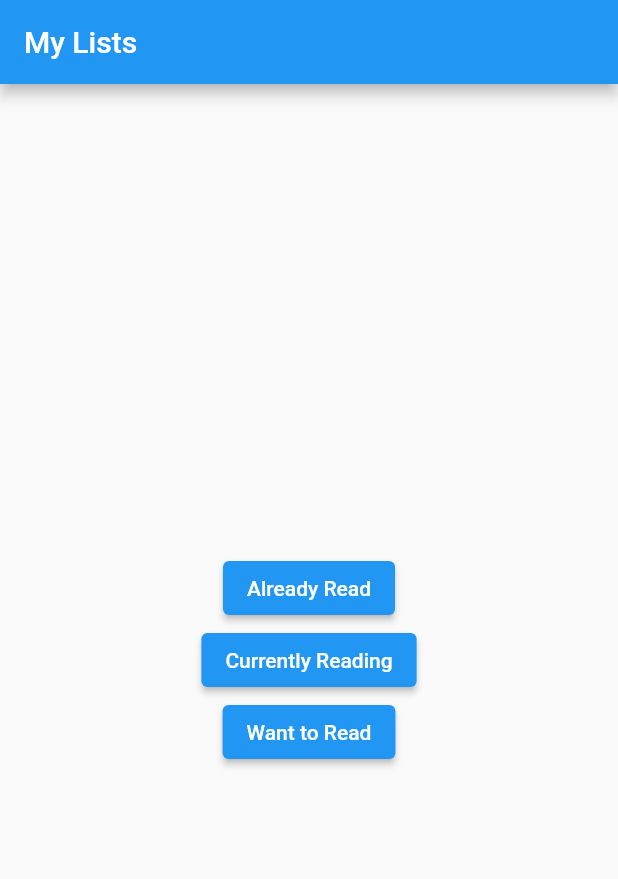
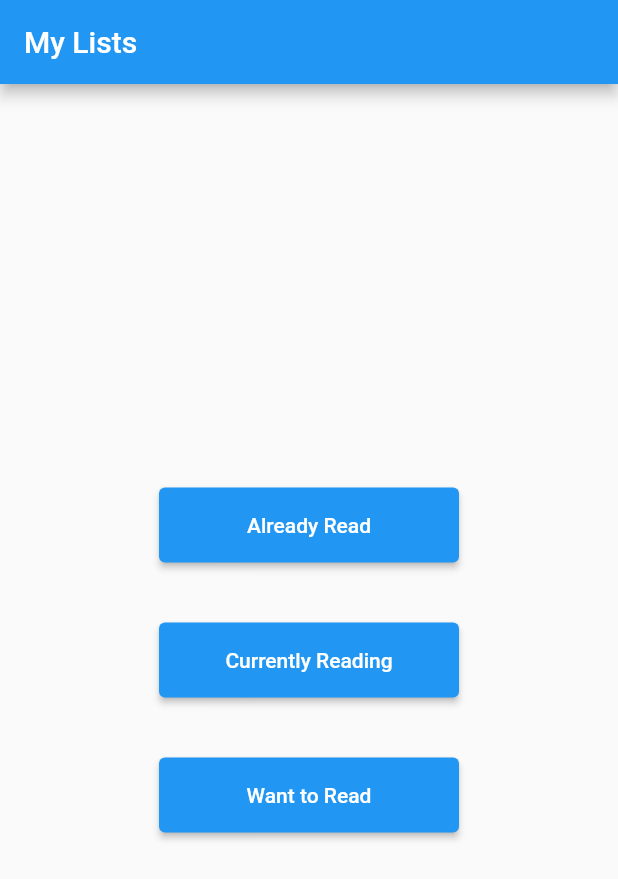
Before and after one commit to matilda-minasian/cs4750_app, a Flutter app: the ListPage screen opened directly, on a phone screen of 412 x 824 dp. Shown: the top 879 px of the screen. Run offline on Flutter 3.47's test engine with Material 2 defaults, Android fonts, the phone set to English and light mode, and no system bars; our stand-ins replace cloud_firestore, firebase_auth, firebase_core; accounts and stored records are empty; network calls fail.

Commit message:
updated layout of buttons

```diff
--- a/lib/already_read.dart
+++ b/lib/already_read.dart
@@ -90,15 +90,21 @@ class _AlreadyReadState extends State<AlreadyRead> {
                   title: const Text("Add Book"),
                   content: Container(
                     width: 400,
-                    height: 100,
+                    height: 150,
                     child: Column(
                       children: [
                         TextField(
+                          decoration: InputDecoration(
+                            labelText: 'Title'
+                          ),
                           onChanged: (String value) {
                             title = value;
                           },
                         ),
                         TextField(
+                          decoration: InputDecoration(
+                              labelText: 'Author'
+                          ),
                           onChanged: (String value) {
                             description = value;
                           },
--- a/lib/list_page.dart
+++ b/lib/list_page.dart
@@ -23,6 +23,11 @@ class _ListPageState extends State<ListPage> {
         children: [
           Container(
             alignment: Alignment.center,
+            margin: EdgeInsets.all(20),
+            child:
+            SizedBox(
+              height: 50,
+              width: 200,
               child:
               ElevatedButton(
                 onPressed: () {
@@ -34,8 +39,14 @@ class _ListPageState extends State<ListPage> {
                 child: Text('Already Read'),
               ),
             ),
+          ),
           Container(
             alignment: Alignment.center,
+            margin: EdgeInsets.all(20),
+            child:
+            SizedBox(
+              height: 50,
+              width: 200,
               child:
               ElevatedButton(
                 onPressed: () {
@@ -47,8 +58,14 @@ class _ListPageState extends State<ListPage> {
                 child: Text('Currently Reading'),
               ),
             ),
+          ),
           Container(
             alignment: Alignment.center,
+            margin: EdgeInsets.all(20),
+            child:
+            SizedBox(
+              height: 50,
+              width: 200,
               child:
               ElevatedButton(
                 onPressed: () {
@@ -60,6 +77,7 @@ class _ListPageState extends State<ListPage> {
                 child: Text('Want to Read'),
               ),
             ),
+          ),
         ],
       )
     );
```
Lines whose indentation alone changed are shown as unchanged.
